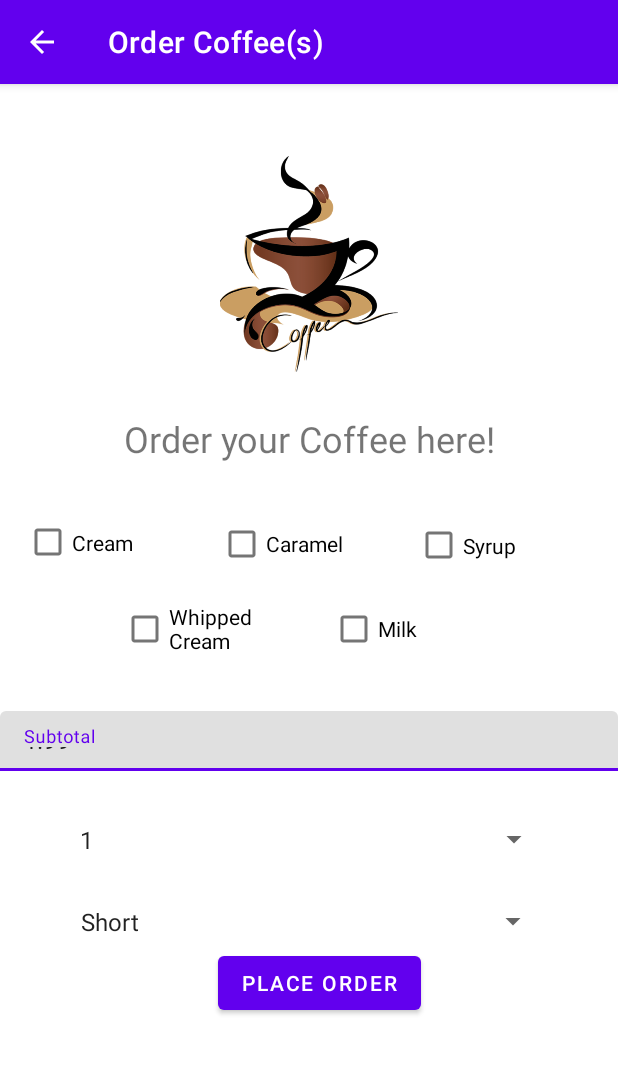
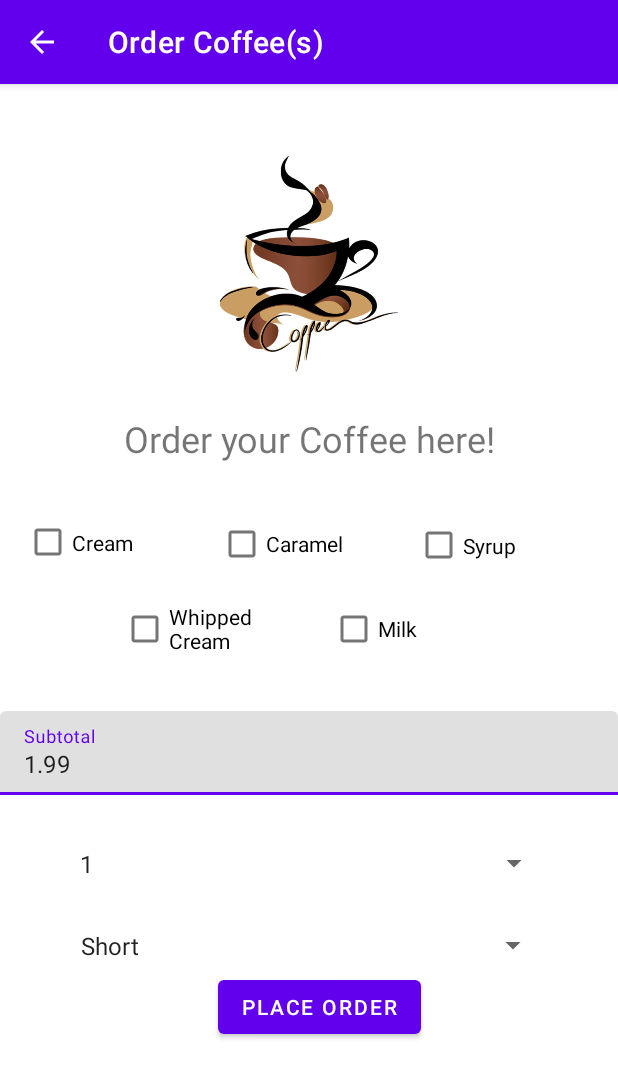
Before and after one commit to JackedCoders/RUCafeProject5, an Android app: the CoffeeActivity screen opened directly, with no data from a screen before it, on a phone screen of 412 x 824 dp. Shown: the top 1078 px of the screen. Run offline under Robolectric (Android 15) with nearby library versions, the phone set to English and light mode, and no system bars.

Commit message:
comments and shit

```diff
--- a/app/src/main/java/com/example/rucafeproject5/DonutActivity.java
+++ b/app/src/main/java/com/example/rucafeproject5/DonutActivity.java
@@ -21,6 +21,10 @@ public class DonutActivity extends AppCompatActivity {
     ArrayList<String> arrayList = new ArrayList<>();
     public static final String SEND_MESSAGE = "com.example.rucafeproject5.extra.MESSAGE";
 
+    /**
+     *
+     * @param savedInstanceState
+     */
     @Override
     protected void onCreate(Bundle savedInstanceState) {
         super.onCreate(savedInstanceState);
@@ -31,7 +35,6 @@ public class DonutActivity extends AppCompatActivity {
         arrayList.add("Blueberry");
         arrayList.add("Boston Cream");
         listView = (ListView) findViewById(R.id.donutListView);
-
         ArrayAdapter arrayAdapter = new ArrayAdapter(this, android.R.layout.simple_list_item_1, arrayList);
         listView.setAdapter(arrayAdapter);
         listView.setOnItemClickListener(new AdapterView.OnItemClickListener() {
--- a/app/src/main/java/com/example/rucafeproject5/StoreOrders.java
+++ b/app/src/main/java/com/example/rucafeproject5/StoreOrders.java
@@ -2,11 +2,13 @@ package com.example.rucafeproject5;
 
 import java.util.ArrayList;
 
+/**
+ *
+ * @author Manveer Singh, Prasidh Sriram
+ */
 public class StoreOrders implements Customizable {
 
     public ArrayList<Order> allOrders = new ArrayList<Order>();
-
-
     /**
      * Once the coffee or donut orders are placed, return true.
      * A new order is initialized and added to the overall order list
--- a/app/src/main/res/layout/activity_coffee.xml
+++ b/app/src/main/res/layout/activity_coffee.xml
@@ -121,7 +121,7 @@
         <com.google.android.material.textfield.TextInputEditText
             android:id="@+id/coffeetotal"
             android:layout_width="match_parent"
-            android:layout_height="40dp"
+            android:layout_height="wrap_content"
             android:hint="@string/subtotal_hint_text" />
     </com.google.android.material.textfield.TextInputLayout>
 </androidx.constraintlayout.widget.ConstraintLayout>
```
Also changed, not shown: app/src/main/java/com/example/rucafeproject5/Coffee.java (+62 -4 lines), app/src/main/java/com/example/rucafeproject5/CoffeeActivity.java (+10 -10 lines), app/src/main/java/com/example/rucafeproject5/Donut.java (+27 -6 lines), app/src/main/java/com/example/rucafeproject5/DonutOrderActivity.java (+21 -7 lines), app/src/main/java/com/example/rucafeproject5/MainActivity.java (+0 -20 lines), app/src/main/java/com/example/rucafeproject5/MenuItem.java (+11 -4 lines), app/src/main/java/com/example/rucafeproject5/Order.java (+25 -0 lines), app/src/main/java/com/example/rucafeproject5/OrderActivity.java (+12 -3 lines).
